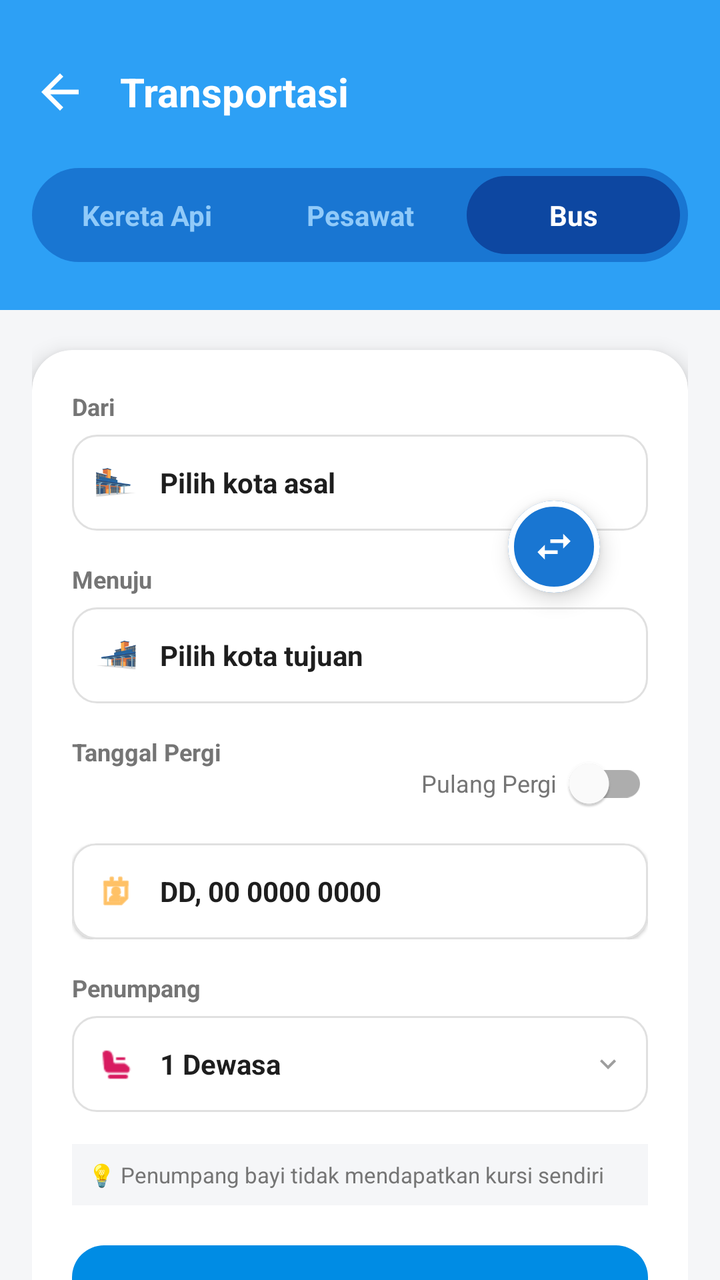
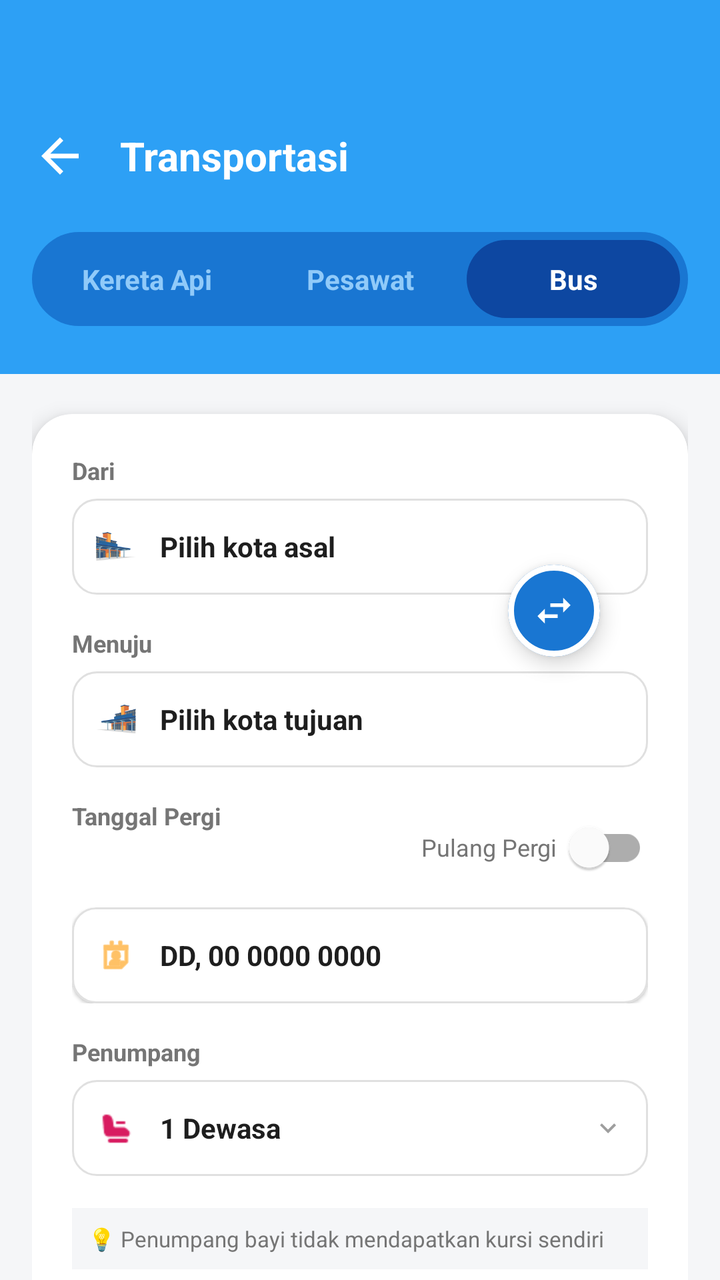

An Android layout rendered at two revisions. The XML below is the earlier revision; the diff shows what the commit changed to produce the second picture.
<!-- AndroidManifest.xml: application theme Theme.WisataGo -->
<!-- res/layout/activity_bus.xml -->
<?xml version="1.0" encoding="utf-8"?>
<LinearLayout xmlns:android="http://schemas.android.com/apk/res/android"
    xmlns:app="http://schemas.android.com/apk/res-auto"
    android:layout_width="match_parent"
    android:layout_height="match_parent"
    android:background="#F5F6F8"
    android:orientation="vertical">

    <LinearLayout
        android:layout_width="match_parent"
        android:layout_height="wrap_content"
        android:background="#2DA0F5"
        android:orientation="vertical"
        android:paddingTop="16dp"
        android:paddingBottom="24dp">

        <RelativeLayout
            android:layout_width="match_parent"
            android:layout_height="60dp"
            android:paddingHorizontal="16dp">

            <ImageView
                android:id="@+id/btnBack"
                android:layout_width="28dp"
                android:layout_height="28dp"
                android:layout_centerVertical="true"
                android:src="@drawable/ic_back_white"
                app:tint="#FFFFFF" />

            <TextView
                android:layout_width="wrap_content"
                android:layout_height="wrap_content"
                android:layout_centerVertical="true"
                android:layout_marginStart="16dp"
                android:layout_toEndOf="@id/btnBack"
                android:text="Transportasi"
                android:textColor="#FFFFFF"
                android:textSize="20sp"
                android:textStyle="bold" />
        </RelativeLayout>

        <LinearLayout
            android:layout_width="match_parent"
            android:layout_height="wrap_content"
            android:layout_marginHorizontal="16dp"
            android:layout_marginTop="8dp"
            android:background="@drawable/bg_pill_pastel"
            android:backgroundTint="#1976D2"
            android:orientation="horizontal"
            android:padding="4dp">

            <TextView
                android:id="@+id/tabKereta"
                android:layout_width="0dp"
                android:layout_height="wrap_content"
                android:layout_weight="1"
                android:gravity="center"
                android:paddingVertical="10dp"
                android:text="Kereta Api"
                android:textColor="#90CAF9"
                android:textSize="14sp"
                android:textStyle="bold" />

            <TextView
                android:id="@+id/tabPesawat"
                android:layout_width="0dp"
                android:layout_height="wrap_content"
                android:layout_weight="1"
                android:gravity="center"
                android:paddingVertical="10dp"
                android:text="Pesawat"
                android:textColor="#90CAF9"
                android:textSize="14sp"
                android:textStyle="bold" />

            <TextView
                android:id="@+id/tabBus"
                android:layout_width="0dp"
                android:layout_height="wrap_content"
                android:layout_weight="1"
                android:background="@drawable/bg_pill_white"
                android:backgroundTint="#0D47A1"
                android:gravity="center"
                android:paddingVertical="10dp"
                android:text="Bus"
                android:textColor="#FFFFFF"
                android:textSize="14sp"
                android:textStyle="bold" />
        </LinearLayout>
    </LinearLayout>

    <ScrollView
        android:layout_width="match_parent"
        android:layout_height="match_parent"
        android:clipToPadding="false"
        android:paddingBottom="32dp"
        android:scrollbars="none">

        <LinearLayout
            android:layout_width="match_parent"
            android:layout_height="wrap_content"
            android:orientation="vertical"
            android:paddingHorizontal="16dp">

            <com.google.android.material.card.MaterialCardView
                android:layout_width="match_parent"
                android:layout_height="wrap_content"
                android:layout_marginTop="20dp"
                app:cardBackgroundColor="#FFFFFF"
                app:cardCornerRadius="20dp"
                app:cardElevation="6dp"
                app:strokeWidth="0dp">

                <LinearLayout
                    android:layout_width="match_parent"
                    android:layout_height="wrap_content"
                    android:orientation="vertical"
                    android:padding="20dp">

                    <RelativeLayout
                        android:layout_width="match_parent"
                        android:layout_height="wrap_content">

                        <LinearLayout
                            android:layout_width="match_parent"
                            android:layout_height="wrap_content"
                            android:orientation="vertical">

                            <TextView
                                android:layout_width="wrap_content"
                                android:layout_height="wrap_content"
                                android:layout_marginBottom="6dp"
                                android:text="Dari"
                                android:textColor="#757575"
                                android:textSize="12sp"
                                android:textStyle="bold" />

                            <LinearLayout
                                android:id="@+id/containerOrigin"
                                android:layout_width="match_parent"
                                android:layout_height="48dp"
                                android:background="@drawable/bg_input_field"
                                android:gravity="center_vertical"
                                android:orientation="horizontal"
                                android:paddingHorizontal="12dp"
                                android:clickable="true"
                                android:focusable="true">

                                <ImageView
                                    android:layout_width="20dp"
                                    android:layout_height="20dp"
                                    android:src="@drawable/icon_left_terminal" />

                                <TextView
                                    android:id="@+id/tvOrigin"
                                    android:layout_width="match_parent"
                                    android:layout_height="wrap_content"
                                    android:layout_marginStart="12dp"
                                    android:text="Pilih kota asal"
                                    android:textColor="#1E1E1E"
                                    android:textSize="14sp"
                                    android:textStyle="bold" />
                            </LinearLayout>

                            <View
                                android:layout_width="match_parent"
                                android:layout_height="16dp" />

                            <TextView
                                android:layout_width="wrap_content"
                                android:layout_height="wrap_content"
                                android:layout_marginBottom="6dp"
                                android:text="Menuju"
                                android:textColor="#757575"
                                android:textSize="12sp"
                                android:textStyle="bold" />

                            <LinearLayout
                                android:id="@+id/containerDestination"
                                android:layout_width="match_parent"
                                android:layout_height="48dp"
                                android:background="@drawable/bg_input_field"
                                android:gravity="center_vertical"
                                android:orientation="horizontal"
                                android:paddingHorizontal="12dp"
                                android:clickable="true"
                                android:focusable="true">

                                <ImageView
                                    android:layout_width="20dp"
                                    android:layout_height="20dp"
                                    android:src="@drawable/icon_right_terminal" />

                                <TextView
                                    android:id="@+id/tvDestination"
                                    android:layout_width="match_parent"
                                    android:layout_height="wrap_content"
                                    android:layout_marginStart="12dp"
                                    android:text="Pilih kota tujuan"
                                    android:textColor="#1E1E1E"
                                    android:textSize="14sp"
                                    android:textStyle="bold" />
                            </LinearLayout>
                        </LinearLayout>

                        <com.google.android.material.card.MaterialCardView
                            android:id="@+id/btnSwapLocation"
                            android:layout_width="46dp"
                            android:layout_height="46dp"
                            android:layout_alignParentEnd="true"
                            android:layout_centerVertical="true"
                            android:layout_marginEnd="24dp"
                            android:clickable="true"
                            android:focusable="true"
                            app:cardBackgroundColor="#1976D2"
                            app:cardCornerRadius="23dp"
                            app:cardElevation="6dp"
                            app:strokeColor="#FFFFFF"
                            app:strokeWidth="3dp">

                            <ImageView
                                android:layout_width="22dp"
                                android:layout_height="22dp"
                                android:layout_gravity="center"
                                android:rotation="90"
                                android:src="@drawable/ic_swap"
                                app:tint="#FFFFFF" />
                        </com.google.android.material.card.MaterialCardView>
                    </RelativeLayout>

                    <View
                        android:layout_width="match_parent"
                        android:layout_height="16dp" />

                    <RelativeLayout
                        android:layout_width="match_parent"
                        android:layout_height="wrap_content">

                        <TextView
                            android:layout_width="wrap_content"
                            android:layout_height="wrap_content"
                            android:text="Tanggal Pergi"
                            android:textColor="#757575"
                            android:textSize="12sp"
                            android:textStyle="bold" />

                        <com.google.android.material.switchmaterial.SwitchMaterial
                            android:id="@+id/switch_pulang_pergi"
                            android:layout_width="wrap_content"
                            android:layout_height="wrap_content"
                            android:layout_alignParentEnd="true"
                            android:text="Pulang Pergi  "
                            android:textColor="#757575"
                            android:textSize="12sp" />
                    </RelativeLayout>

                    <LinearLayout
                        android:layout_width="match_parent"
                        android:layout_height="wrap_content"
                        android:layout_marginTop="6dp"
                        android:orientation="horizontal">

                        <com.google.android.material.card.MaterialCardView
                            android:id="@+id/btn_tanggal_pergi"
                            android:layout_width="0dp"
                            android:layout_height="wrap_content"
                            android:layout_weight="1"
                            app:cardBackgroundColor="#FFFFFF"
                            app:cardCornerRadius="12dp"
                            app:strokeColor="#E0E0E0"
                            app:strokeWidth="1dp">

                            <LinearLayout
                                android:layout_width="match_parent"
                                android:layout_height="48dp"
                                android:gravity="center_vertical"
                                android:orientation="horizontal"
                                android:paddingHorizontal="12dp">

                                <ImageView
                                    android:layout_width="20dp"
                                    android:layout_height="20dp"
                                    android:src="@android:drawable/ic_menu_my_calendar"
                                    app:tint="#FF9800" />

                                <TextView
                                    android:id="@+id/tv_tanggal_pergi"
                                    android:layout_width="match_parent"
                                    android:layout_height="wrap_content"
                                    android:layout_marginStart="12dp"
                                    android:text="DD, 00 0000 0000"
                                    android:textColor="#1E1E1E"
                                    android:textSize="14sp"
                                    android:textStyle="bold" />
                            </LinearLayout>
                        </com.google.android.material.card.MaterialCardView>

                        <com.google.android.material.card.MaterialCardView
                            android:id="@+id/btn_tanggal_pulang"
                            android:layout_width="0dp"
                            android:layout_height="wrap_content"
                            android:layout_marginStart="8dp"
                            android:layout_weight="1"
                            android:visibility="gone"
                            app:cardBackgroundColor="#FFFFFF"
                            app:cardCornerRadius="12dp"
                            app:strokeColor="#E0E0E0"
                            app:strokeWidth="1dp">

                            <LinearLayout
                                android:layout_width="match_parent"
                                android:layout_height="48dp"
                                android:gravity="center_vertical"
                                android:orientation="horizontal"
                                android:paddingHorizontal="12dp">

                                <ImageView
                                    android:layout_width="20dp"
                                    android:layout_height="20dp"
                                    android:src="@android:drawable/ic_menu_my_calendar"
                                    app:tint="#00A3FF" />

                                <TextView
                                    android:id="@+id/tv_tanggal_pulang"
                                    android:layout_width="match_parent"
                                    android:layout_height="wrap_content"
                                    android:layout_marginStart="12dp"
                                    android:text="DD, 00 0000 0000"
                                    android:textColor="#1E1E1E"
                                    android:textSize="14sp"
                                    android:textStyle="bold" />
                            </LinearLayout>
                        </com.google.android.material.card.MaterialCardView>
                    </LinearLayout>

                    <View
                        android:layout_width="match_parent"
                        android:layout_height="16dp" />

                    <TextView
                        android:layout_width="wrap_content"
                        android:layout_height="wrap_content"
                        android:layout_marginBottom="6dp"
                        android:text="Penumpang"
                        android:textColor="#757575"
                        android:textSize="12sp"
                        android:textStyle="bold" />

                    <LinearLayout
                        android:id="@+id/btnSelectPassengers"
                        android:layout_width="match_parent"
                        android:layout_height="48dp"
                        android:background="@drawable/bg_input_field"
                        android:clickable="true"
                        android:focusable="true"
                        android:gravity="center_vertical"
                        android:orientation="horizontal"
                        android:paddingHorizontal="12dp">

                        <ImageView
                            android:layout_width="20dp"
                            android:layout_height="20dp"
                            android:src="@drawable/ic_seat"
                            app:tint="#D81B60" />

                        <TextView
                            android:id="@+id/tvPassengers"
                            android:layout_width="0dp"
                            android:layout_height="wrap_content"
                            android:layout_marginStart="12dp"
                            android:layout_weight="1"
                            android:text="1 Dewasa"
                            android:textColor="#1E1E1E"
                            android:textSize="14sp"
                            android:textStyle="bold" />

                        <ImageView
                            android:layout_width="16dp"
                            android:layout_height="16dp"
                            android:src="@drawable/ic_arrow_down"
                            app:tint="#9E9E9E" />
                    </LinearLayout>

                    <TextView
                        android:layout_width="match_parent"
                        android:layout_height="wrap_content"
                        android:layout_marginTop="16dp"
                        android:background="#F5F6F8"
                        android:padding="8dp"
                        android:text="💡 Penumpang bayi tidak mendapatkan kursi sendiri"
                        android:textColor="#757575"
                        android:textSize="11sp" />

                    <LinearLayout
                        android:id="@+id/btnCariTiket"
                        android:layout_width="match_parent"
                        android:layout_height="52dp"
                        android:layout_marginTop="20dp"
                        android:background="@drawable/bg_button_blue"
                        android:backgroundTint="#008CE4"
                        android:clickable="true"
                        android:focusable="true"
                        android:gravity="center"
                        android:orientation="horizontal">

                        <TextView
                            android:layout_width="wrap_content"
                            android:layout_height="wrap_content"
                            android:text="Cari Tiket Bus"
                            android:textColor="#FFFFFF"
                            android:textSize="16sp"
                            android:textStyle="bold" />
                    </LinearLayout>
                </LinearLayout>
            </com.google.android.material.card.MaterialCardView>

            <TextView
                android:layout_width="wrap_content"
                android:layout_height="wrap_content"
                android:layout_marginTop="28dp"
                android:layout_marginBottom="12dp"
                android:text="Promo &amp; Inspirasi Perjalanan"
                android:textColor="#1E1E1E"
                android:textSize="16sp"
                android:textStyle="bold" />

            <com.google.android.material.card.MaterialCardView
                android:layout_width="match_parent"
                android:layout_height="wrap_content"
                android:layout_marginBottom="12dp"
                app:cardBackgroundColor="#FFFFFF"
                app:cardCornerRadius="12dp"
                app:cardElevation="2dp"
                app:strokeWidth="0dp">

                <LinearLayout
                    android:layout_width="match_parent"
                    android:layout_height="wrap_content"
                    android:orientation="horizontal"
                    android:padding="12dp">

                    <com.google.android.material.imageview.ShapeableImageView
                        android:layout_width="80dp"
                        android:layout_height="80dp"
                        android:scaleType="centerCrop"
                        android:src="@drawable/ic_bus_sinarjaya"
                        app:shapeAppearanceOverlay="@style/ShapeAppearance.MaterialComponents.SmallComponent" />

                    <LinearLayout
                        android:layout_width="match_parent"
                        android:layout_height="wrap_content"
                        android:layout_marginStart="12dp"
                        android:orientation="vertical">

                        <TextView
                            android:layout_width="wrap_content"
                            android:layout_height="wrap_content"
                            android:text="PO Sinar Jaya"
                            android:textColor="#1E1E1E"
                            android:textSize="14sp"
                            android:textStyle="bold" />

                        <TextView
                            android:layout_width="wrap_content"
                            android:layout_height="wrap_content"
                            android:layout_marginTop="2dp"
                            android:text="Jakarta - Bandung"
                            android:textColor="#757575"
                            android:textSize="11sp"
                            android:textStyle="bold" />

                        <TextView
                            android:layout_width="match_parent"
                            android:layout_height="wrap_content"
                            android:layout_marginTop="4dp"
                            android:ellipsize="end"
                            android:maxLines="3"
                            android:text="Bus dengan layanan premium, AC dingin, kursi reclining, TV, dan toilet. Perjalanan sekitar 4-5 jam tergantung lalu lintas."
                            android:textColor="#9E9E9E"
                            android:textSize="10sp" />
                    </LinearLayout>
                </LinearLayout>
            </com.google.android.material.card.MaterialCardView>

            <com.google.android.material.card.MaterialCardView
                android:layout_width="match_parent"
                android:layout_height="wrap_content"
                android:layout_marginBottom="24dp"
                app:cardBackgroundColor="#FFFFFF"
                app:cardCornerRadius="12dp"
                app:cardElevation="2dp"
                app:strokeWidth="0dp">

                <LinearLayout
                    android:layout_width="match_parent"
                    android:layout_height="wrap_content"
                    android:orientation="horizontal"
                    android:padding="12dp">

                    <com.google.android.material.imageview.ShapeableImageView
                        android:layout_width="80dp"
                        android:layout_height="80dp"
                        android:scaleType="centerCrop"
                        android:src="@drawable/ic_bus_rosalia"
                        app:shapeAppearanceOverlay="@style/ShapeAppearance.MaterialComponents.SmallComponent" />

                    <LinearLayout
                        android:layout_width="match_parent"
                        android:layout_height="wrap_content"
                        android:layout_marginStart="12dp"
                        android:orientation="vertical">

                        <TextView
                            android:layout_width="wrap_content"
                            android:layout_height="wrap_content"
                            android:text="Rosalia Indah"
                            android:textColor="#1E1E1E"
                            android:textSize="14sp"
                            android:textStyle="bold" />

                        <TextView
                            android:layout_width="wrap_content"
                            android:layout_height="wrap_content"
                            android:layout_marginTop="2dp"
                            android:text="Jakarta - Surabaya"
                            android:textColor="#757575"
                            android:textSize="11sp"
                            android:textStyle="bold" />

                        <TextView
                            android:layout_width="match_parent"
                            android:layout_height="wrap_content"
                            android:layout_marginTop="4dp"
                            android:ellipsize="end"
                            android:maxLines="3"
                            android:text="Bus eksekutif double deck dengan fasilitas makan malam, selimut, bantal, dan TV pribadi. Perjalanan malam dengan waktu tempuh 12 jam."
                            android:textColor="#9E9E9E"
                            android:textSize="10sp" />
                    </LinearLayout>
                </LinearLayout>
            </com.google.android.material.card.MaterialCardView>
        </LinearLayout>
    </ScrollView>
</LinearLayout>
<!-- resources referenced by this layout -->
<resources>
  <!-- drawable bg_button_blue (drawable) -->
  <?xml version="1.0" encoding="utf-8"?>
  <shape xmlns:android="http://schemas.android.com/apk/res/android"
      android:shape="rectangle">
  
      <gradient
          android:startColor="#29B6F6"
          android:endColor="#1565C0"
          android:angle="270" />
  
      <corners android:radius="16dp" />
  </shape>
  <!-- drawable bg_input_field (drawable) -->
  <?xml version="1.0" encoding="utf-8"?>
  <shape xmlns:android="http://schemas.android.com/apk/res/android"
      android:shape="rectangle">
      <solid android:color="#FFFFFF" /> <stroke android:width="1dp" android:color="#E0E0E0" /> <corners android:radius="12dp" /> </shape>
  <!-- drawable bg_pill_pastel (drawable) -->
  <?xml version="1.0" encoding="utf-8"?>
  <shape xmlns:android="http://schemas.android.com/apk/res/android"
      android:shape="rectangle">
  
      <solid android:color="#EAE0F5" />
  
      <corners android:radius="24dp" />
  
  </shape>
  <!-- drawable bg_pill_white (drawable) -->
  <?xml version="1.0" encoding="utf-8"?>
  <shape xmlns:android="http://schemas.android.com/apk/res/android"
      android:shape="rectangle">
      <solid android:color="#FFFFFF" />
      <corners android:radius="24dp" /> </shape>
  <!-- drawable ic_arrow_down (drawable) -->
  <vector xmlns:android="http://schemas.android.com/apk/res/android"
      android:width="24dp"
      android:height="24dp"
      android:viewportWidth="24"
      android:viewportHeight="24">
      <path
          android:fillColor="#000000"
          android:pathData="M7.41,8.59L12,13.17l4.59,-4.58L18,10l-6,6 -6,-6 1.41,-1.41z"/>
  </vector>
  <!-- drawable ic_back_white (drawable) -->
  <vector xmlns:android="http://schemas.android.com/apk/res/android"
      android:width="24dp"
      android:height="24dp"
      android:viewportWidth="24"
      android:viewportHeight="24"
      android:tint="#FFFFFF">
      <path
          android:fillColor="@android:color/white"
          android:pathData="M20,11H7.83l5.59,-5.59L12,4l-8,8 8,8 1.41,-1.41L7.83,13H20v-2z"/>
  </vector>
  <!-- drawable ic_bus_rosalia: jpg bitmap (drawable, 133653 bytes) -->
  <!-- drawable ic_bus_sinarjaya: jpg bitmap (drawable, 114334 bytes) -->
  <!-- drawable ic_seat: png bitmap (drawable, 701 bytes) -->
  <!-- drawable ic_swap (drawable) -->
  <vector xmlns:android="http://schemas.android.com/apk/res/android"
      android:width="24dp"
      android:height="24dp"
      android:viewportWidth="24"
      android:viewportHeight="24">
      <path
          android:fillColor="#000000"
          android:pathData="M16,17.01V10h-2v7.01h-3L15,21l4,-3.99h-3zM9,3L5,6.99h3V14h2V6.99h3L9,3z"/>
  </vector>
  <!-- drawable icon_left_terminal: png bitmap (drawable, 3299 bytes) -->
  <!-- drawable icon_right_terminal: png bitmap (drawable, 3280 bytes) -->
  <style name="Theme.WisataGo" parent="Theme.MaterialComponents.Light.NoActionBar">
      </style>
</resources>

<!-- the commit's change to res/layout/activity_bus.xml (unified diff, before → after) -->
@@ -11,7 +11,7 @@
         android:layout_height="wrap_content"
         android:background="#2DA0F5"
         android:orientation="vertical"
-        android:paddingTop="16dp"
+        android:paddingTop="48dp"
         android:paddingBottom="24dp">
 
         <RelativeLayout
